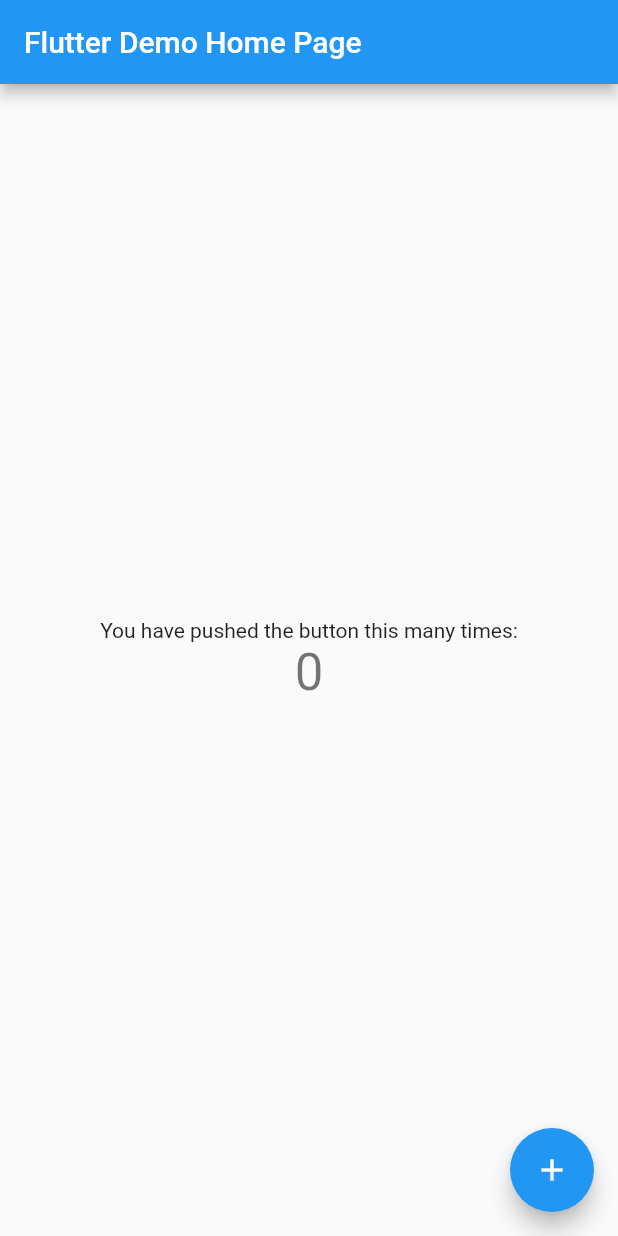
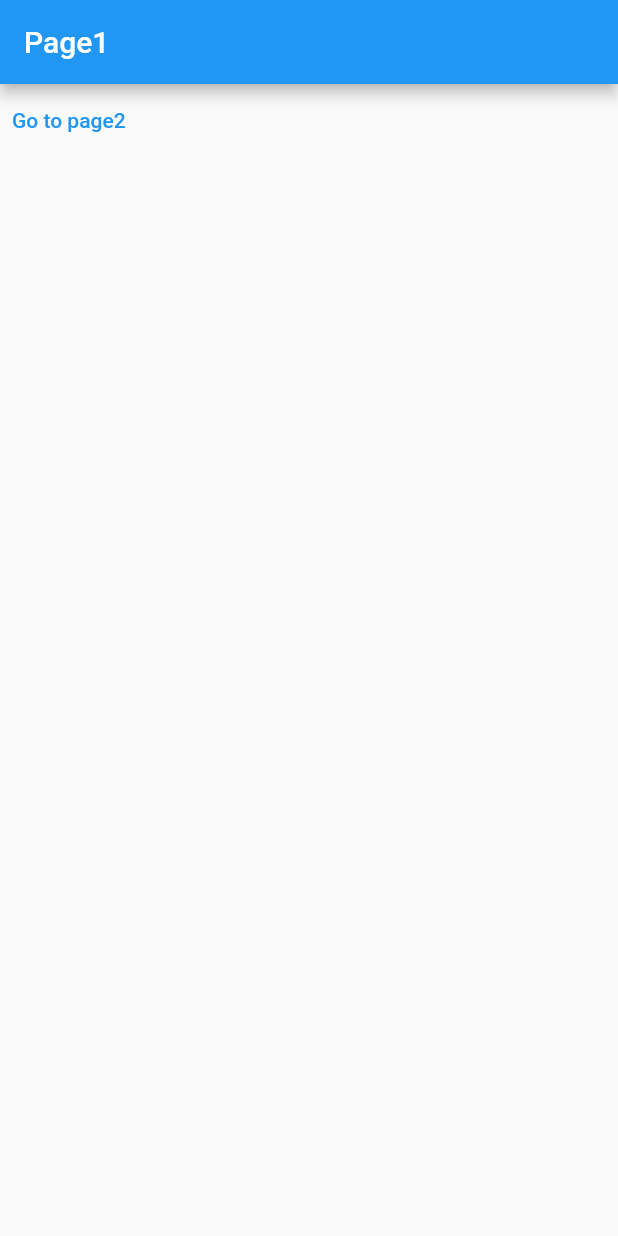
Before and after one commit to fluttersalon/gorouter, a Flutter app: the screen it shows after launch, on a phone screen of 412 x 824 dp. Run offline on Flutter 3.47's test engine with Material 2 defaults, Android fonts, the phone set to English and light mode, and no system bars; our stand-ins replace go_router.

Commit message:
ひとまず完成

```diff
--- a/lib/main.dart
+++ b/lib/main.dart
@@ -1,4 +1,5 @@
 import 'package:flutter/material.dart';
+import 'package:gorouter/router.dart';
 
 void main() {
   runApp(const MyApp());
@@ -7,109 +8,15 @@
 class MyApp extends StatelessWidget {
   const MyApp({Key? key}) : super(key: key);
 
-  // This widget is the root of your application.
   @override
   Widget build(BuildContext context) {
-    return MaterialApp(
+    return MaterialApp.router(
       title: 'Flutter Demo',
+      routerDelegate: router.routerDelegate,
+      routeInformationParser: router.routeInformationParser,
       theme: ThemeData(
-        // This is the theme of your application.
-        //
-        // Try running your application with "flutter run". You'll see the
-        // application has a blue toolbar. Then, without quitting the app, try
-        // changing the primarySwatch below to Colors.green and then invoke
-        // "hot reload" (press "r" in the console where you ran "flutter run",
-        // or simply save your changes to "hot reload" in a Flutter IDE).
-        // Notice that the counter didn't reset back to zero; the application
-        // is not restarted.
         primarySwatch: Colors.blue,
       ),
-      home: const MyHomePage(title: 'Flutter Demo Home Page'),
     );
   }
 }
-
-class MyHomePage extends StatefulWidget {
-  const MyHomePage({Key? key, required this.title}) : super(key: key);
-
-  // This widget is the home page of your application. It is stateful, meaning
-  // that it has a State object (defined below) that contains fields that affect
-  // how it looks.
-
-  // This class is the configuration for the state. It holds the values (in this
-  // case the title) provided by the parent (in this case the App widget) and
-  // used by the build method of the State. Fields in a Widget subclass are
-  // always marked "final".
-
-  final String title;
-
-  @override
-  State<MyHomePage> createState() => _MyHomePageState();
-}
-
-class _MyHomePageState extends State<MyHomePage> {
-  int _counter = 0;
-
-  void _incrementCounter() {
-    setState(() {
-      // This call to setState tells the Flutter framework that something has
-      // changed in this State, which causes it to rerun the build method below
-      // so that the display can reflect the updated values. If we changed
-      // _counter without calling setState(), then the build method would not be
-      // called again, and so nothing would appear to happen.
-      _counter++;
-    });
-  }
-
-  @override
-  Widget build(BuildContext context) {
-    // This method is rerun every time setState is called, for instance as done
-    // by the _incrementCounter method above.
-    //
-    // The Flutter framework has been optimized to make rerunning build methods
-    // fast, so that you can just rebuild anything that needs updating rather
-    // than having to individually change instances of widgets.
-    return Scaffold(
-      appBar: AppBar(
-        // Here we take the value from the MyHomePage object that was created by
-        // the App.build method, and use it to set our appbar title.
-        title: Text(widget.title),
-      ),
-      body: Center(
-        // Center is a layout widget. It takes a single child and positions it
-        // in the middle of the parent.
-        child: Column(
-          // Column is also a layout widget. It takes a list of children and
-          // arranges them vertically. By default, it sizes itself to fit its
-          // children horizontally, and tries to be as tall as its parent.
-          //
-          // Invoke "debug painting" (press "p" in the console, choose the
-          // "Toggle Debug Paint" action from the Flutter Inspector in Android
-          // Studio, or the "Toggle Debug Paint" command in Visual Studio Code)
-          // to see the wireframe for each widget.
-          //
-          // Column has various properties to control how it sizes itself and
-          // how it positions its children. Here we use mainAxisAlignment to
-          // center the children vertically; the main axis here is the vertical
-          // axis because Columns are vertical (the cross axis would be
-          // horizontal).
-          mainAxisAlignment: MainAxisAlignment.center,
-          children: <Widget>[
-            const Text(
-              'You have pushed the button this many times:',
-            ),
-            Text(
-              '$_counter',
-              style: Theme.of(context).textTheme.headline4,
-            ),
-          ],
-        ),
-      ),
-      floatingActionButton: FloatingActionButton(
-        onPressed: _incrementCounter,
-        tooltip: 'Increment',
-        child: const Icon(Icons.add),
-      ), // This trailing comma makes auto-formatting nicer for build methods.
-    );
-  }
-}
--- /dev/null
+++ b/lib/page1.dart
@@ -0,0 +1,26 @@
+import 'package:flutter/material.dart';
+import 'package:go_router/go_router.dart';
+import 'package:gorouter/page2.dart';
+
+class Page1 extends StatefulWidget {
+  const Page1({Key? key}) : super(key: key);
+  static const id = '/page1';
+
+  @override
+  _Page1State createState() => _Page1State();
+}
+
+class _Page1State extends State<Page1> {
+  @override
+  Widget build(BuildContext context) {
+    return Scaffold(
+      appBar: AppBar(
+        title: const Text('Page1'),
+      ),
+      body: TextButton(
+        onPressed: () => GoRouter.of(context).push(Page2.id),
+        child: Text('Go to page2'),
+      ),
+    );
+  }
+}
--- /dev/null
+++ b/lib/page2.dart
@@ -0,0 +1,25 @@
+import 'package:flutter/cupertino.dart';
+import 'package:flutter/material.dart';
+import 'package:go_router/go_router.dart';
+
+class Page2 extends StatefulWidget {
+  const Page2({Key? key}) : super(key: key);
+  static const id = '/page2';
+  @override
+  _Page2State createState() => _Page2State();
+}
+
+class _Page2State extends State<Page2> {
+  @override
+  Widget build(BuildContext context) {
+    return Scaffold(
+      appBar: AppBar(
+        title: const Text('Page2'),
+      ),
+      body: TextButton(
+        onPressed: () => GoRouter.of(context).pop(),
+        child: Text('back'),
+      ),
+    );
+  }
+}
--- /dev/null
+++ b/lib/router.dart
@@ -0,0 +1,22 @@
+import 'package:flutter/material.dart';
+import 'package:go_router/go_router.dart';
+import 'package:gorouter/page1.dart';
+import 'package:gorouter/page2.dart';
+
+final router = GoRouter(
+  initialLocation: Page1.id,
+  routes: [
+    GoRoute(
+      path: Page1.id,
+      pageBuilder: (BuildContext context, GoRouterState? state) => MaterialPage(
+        child: Page1(),
+      ),
+    ),
+    GoRoute(
+      path: Page2.id,
+      pageBuilder: (BuildContext context, GoRouterState? state) => MaterialPage(
+        child: Page2(),
+      ),
+    ),
+  ],
+);
--- a/pubspec.yaml
+++ b/pubspec.yaml
@@ -34,6 +34,7 @@
   # The following adds the Cupertino Icons font to your application.
   # Use with the CupertinoIcons class for iOS style icons.
   cupertino_icons: ^1.0.2
+  go_router: ^3.0.2
 
 dev_dependencies:
   flutter_test:
```
Also changed, not shown: pubspec.lock.
